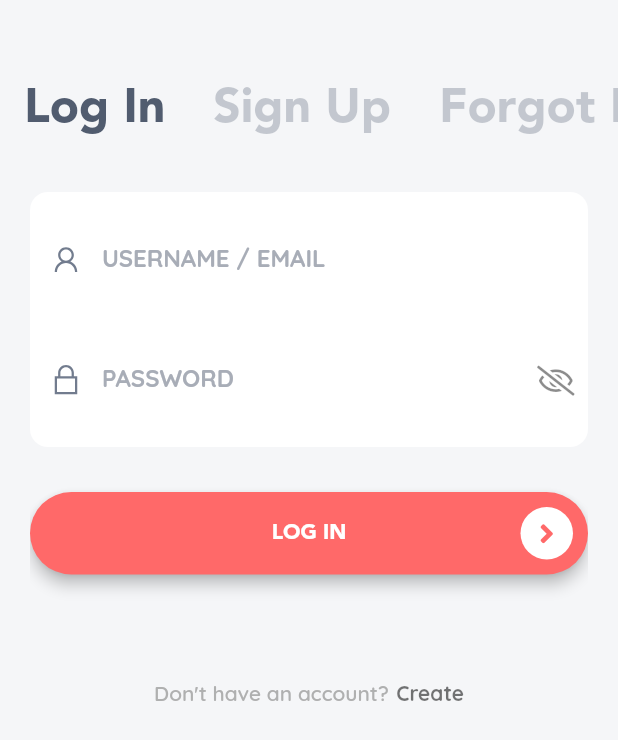
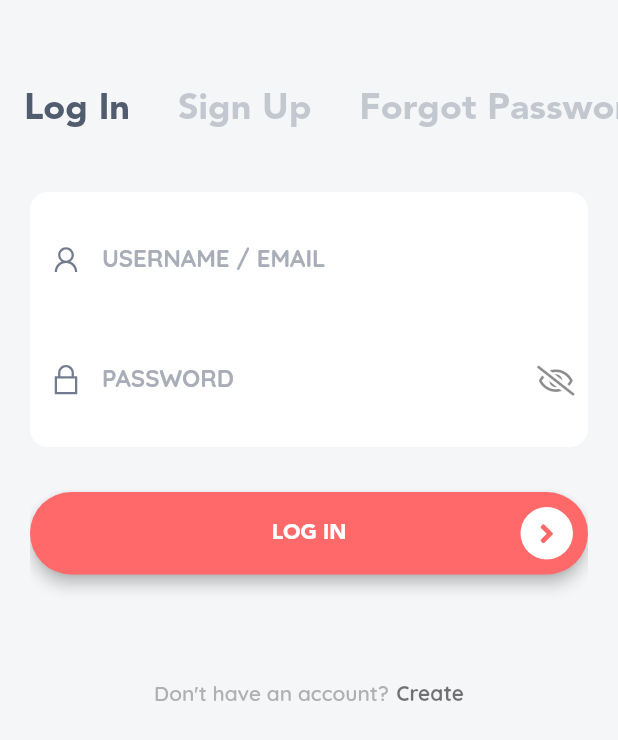
Before and after one commit to vickaw/Ecom-Flutter, a Flutter app: the screen it shows after launch, on a phone screen of 412 x 824 dp. Shown: the top 740 px of the screen. Run offline on Flutter 3.47's test engine with Material 2 defaults, Android fonts, the phone set to English and light mode, and no system bars; our stand-ins replace flushbar, flutter_html, flutter_rating_bar, flutter_screenutil, font_awesome_flutter, line_icons and 2 more.

Commit message:
Solved Issue #18

```diff
--- a/lib/utils/styles.dart
+++ b/lib/utils/styles.dart
@@ -5,7 +5,7 @@ import 'utils.dart';
 class AppTextStyles {
   // Tab
   static const tabBarTextStyle = const TextStyle(
-    fontSize: 32.0,
+    fontSize: 24.0,
     fontWeight: FontWeight.w900,
     fontFamily: AppFonts.secondaryFont,
   );
```
